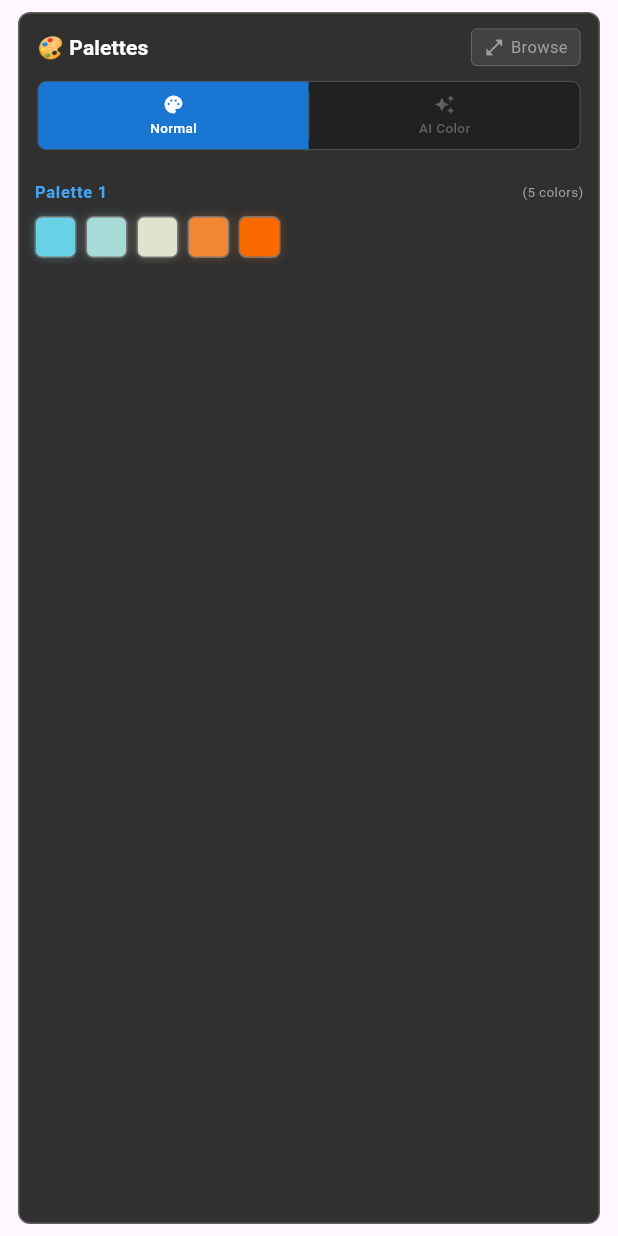
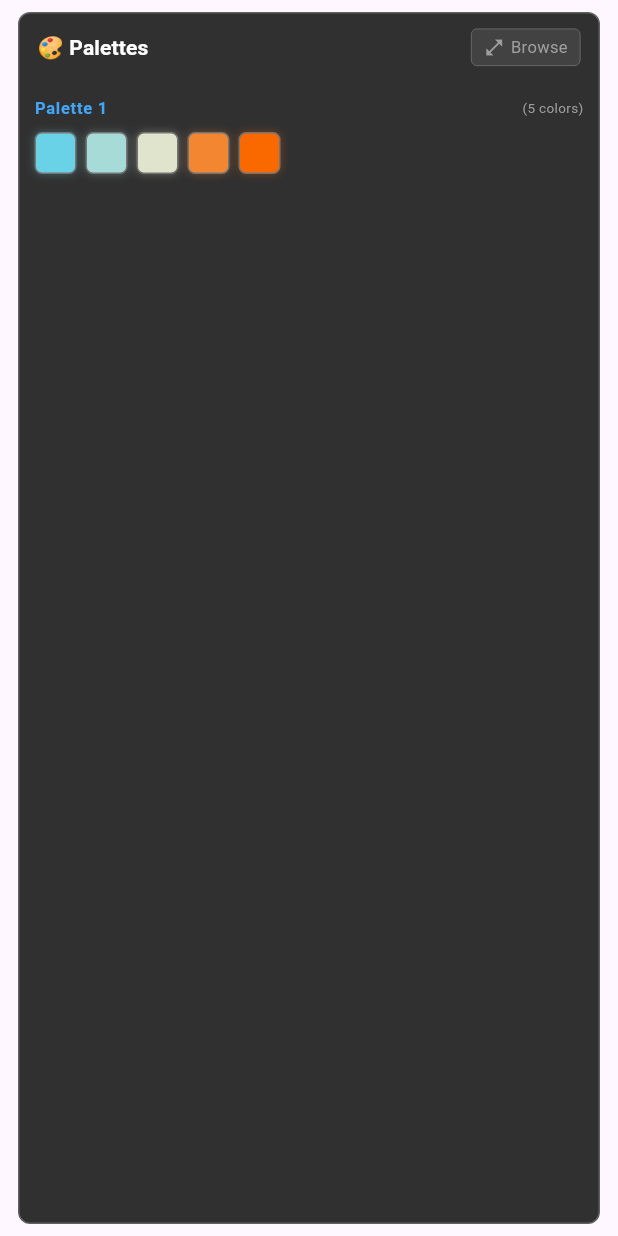
Before and after one commit to analog-sombra/aferadraw, a Flutter app: the CompactCollapsiblePresetsSelector widget shown alone on an empty page, opened directly, on a phone screen of 412 x 824 dp. Run offline on Flutter 3.47's test engine with Material 3 defaults, Android fonts, the phone set to English and light mode, and no system bars; our stand-ins replace flutter_riverpod, image_picker.

Commit message:
Refactor: Remove palette toggle buttons - show AI or Normal automatically
- Removed toggle button UI from color palette panel
- Automatically display AI Palettes when AI colors are available
- Automatically display Normal Palettes when only standard presets exist
- Simplified header to show context-aware label (✨ AI Palettes vs 🎨 Palettes)
- Cleaner, minimal design with no manual tab switching needed
- Build: 51.3 MB APK, no errors

```diff
--- a/lib/features/color_picker/widgets/compact_collapsible_presets.dart
+++ b/lib/features/color_picker/widgets/compact_collapsible_presets.dart
@@ -22,10 +22,9 @@ class CompactCollapsiblePresetsSelector extends ConsumerWidget {
     final selectedPreset = presets.isNotEmpty ? presets[selectedIndex] : null;
     final colorState = ref.watch(colorPickerProvider);
     final customPalettes = colorState.customPalettes;
-    final displayMode = ref.watch(paletteDisplayModeProvider);
 
-    final showAI = displayMode == 'ai' && customPalettes.isNotEmpty;
-    final showNormal = displayMode == 'normal' && selectedPreset != null;
+    final showAI = customPalettes.isNotEmpty;
+    final showNormal = selectedPreset != null && customPalettes.isEmpty;
 
     return Container(
       margin: const EdgeInsets.symmetric(horizontal: 12, vertical: 8),
@@ -36,16 +35,14 @@ class CompactCollapsiblePresetsSelector extends ConsumerWidget {
       ),
       child: Column(
         children: [
-          // Header with Toggle Buttons
+          // Header without Toggle Buttons
           Padding(
             padding: const EdgeInsets.symmetric(horizontal: 12, vertical: 10),
-            child: Column(
-              children: [
-                Row(
+            child: Row(
               mainAxisAlignment: MainAxisAlignment.spaceBetween,
               children: [
                 Text(
-                      '🎨 Palettes',
+                  showAI ? '✨ AI Palettes' : '🎨 Palettes',
                   style: Theme.of(context).textTheme.titleSmall?.copyWith(
                         color: Colors.white,
                         fontWeight: FontWeight.w600,
@@ -73,119 +70,6 @@ class CompactCollapsiblePresetsSelector extends ConsumerWidget {
                         ),
                       ],
                     ),
-                      ),
-                    ),
-                  ],
-                ),
-                const SizedBox(height: 10),
-                // Toggle Buttons
-                Container(
-                  decoration: BoxDecoration(
-                    color: Colors.grey[900],
-                    borderRadius: BorderRadius.circular(6),
-                    border: Border.all(color: Colors.grey[700]!, width: 0.5),
-                  ),
-                  child: Row(
-                    children: [
-                      // Normal Template Button
-                      Expanded(
-                        child: GestureDetector(
-                          onTap: customPalettes.isEmpty
-                              ? null
-                              : () {
-                                  ref.read(paletteDisplayModeProvider.notifier).state = 'normal';
-                                },
-                          child: Container(
-                            padding: const EdgeInsets.symmetric(vertical: 8),
-                            decoration: BoxDecoration(
-                              color: displayMode == 'normal'
-                                  ? Colors.blue[700]
-                                  : Colors.transparent,
-                              borderRadius: const BorderRadius.only(
-                                topLeft: Radius.circular(5),
-                                bottomLeft: Radius.circular(5),
-                              ),
-                            ),
-                            child: Column(
-                              children: [
-                                Icon(
-                                  Icons.palette,
-                                  size: 14,
-                                  color: displayMode == 'normal'
-                                      ? Colors.white
-                                      : Colors.grey[500],
-                                ),
-                                const SizedBox(height: 2),
-                                Text(
-                                  'Normal',
-                                  style: TextStyle(
-                                    color: displayMode == 'normal'
-                                        ? Colors.white
-                                        : Colors.grey[500],
-                                    fontSize: 9,
-                                    fontWeight: FontWeight.w500,
-                                  ),
-                                ),
-                              ],
-                            ),
-                          ),
-                        ),
-                      ),
-                      // Divider
-                      Container(
-                        width: 0.5,
-                        height: 30,
-                        color: Colors.grey[700],
-                      ),
-                      // AI Template Button
-                      Expanded(
-                        child: GestureDetector(
-                          onTap: customPalettes.isEmpty
-                              ? null
-                              : () {
-                                  ref.read(paletteDisplayModeProvider.notifier).state = 'ai';
-                                },
-                          child: Container(
-                            padding: const EdgeInsets.symmetric(vertical: 8),
-                            decoration: BoxDecoration(
-                              color: displayMode == 'ai'
-                                  ? Colors.cyan[700]
-                                  : Colors.transparent,
-                              borderRadius: const BorderRadius.only(
-                                topRight: Radius.circular(5),
-                                bottomRight: Radius.circular(5),
-                              ),
-                            ),
-                            child: Column(
-                              children: [
-                                Icon(
-                                  Icons.auto_awesome,
-                                  size: 14,
-                                  color: displayMode == 'ai'
-                                      ? Colors.white
-                                      : (customPalettes.isEmpty
-                                          ? Colors.grey[700]
-                                          : Colors.grey[500]),
-                                ),
-                                const SizedBox(height: 2),
-                                Text(
-                                  'AI Color',
-                                  style: TextStyle(
-                                    color: displayMode == 'ai'
-                                        ? Colors.white
-                                        : (customPalettes.isEmpty
-                                            ? Colors.grey[700]
-                                            : Colors.grey[500]),
-                                    fontSize: 9,
-                                    fontWeight: FontWeight.w500,
-                                  ),
-                                ),
-                              ],
-                            ),
-                          ),
-                        ),
-                      ),
-                    ],
                   ),
                 ),
               ],
```
Lines whose indentation alone changed are shown as unchanged.
